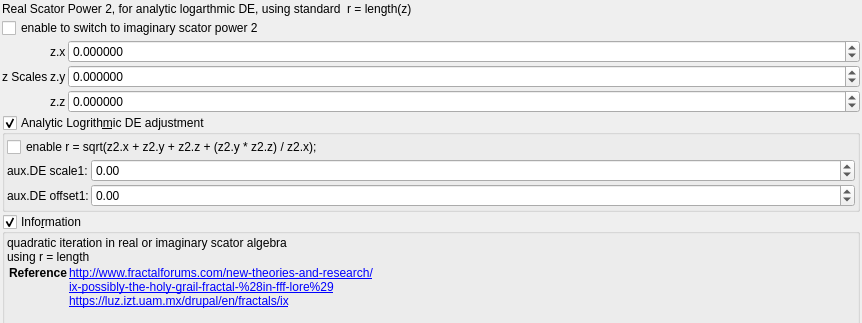
First picture: the form in mandelbulber2/formula/ui/scator_power2_std_r.ui, repository buddhi1980/mandelbulber2, before the edit; both pictures show x 0 to 862 and y 0 to 323 of the 862 by 1189 pixel window.
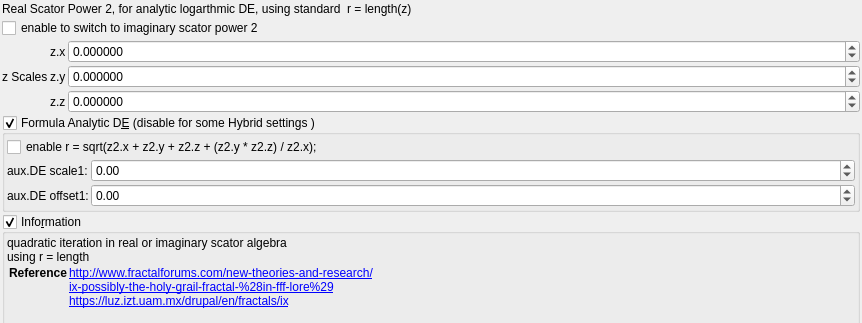
Second picture: the form after the edit. Custom widgets are drawn as their Qt base class.

Commit message: aux.DE testing and add example platonicSolid_menger_hybrid.fract

Diff of the .ui file:
```diff
--- a/mandelbulber2/formula/ui/scator_power2_std_r.ui
+++ b/mandelbulber2/formula/ui/scator_power2_std_r.ui
@@ -168,7 +168,7 @@
       <string/>
      </property>
      <property name="title">
-      <string>Analytic Logrith&amp;mic DE adjustment</string>
+      <string>Formula Analytic D&amp;E (disable for some Hybrid settings )</string>
      </property>
      <property name="checkable">
       <bool>true</bool>
```
Left out of the diff: 2 changed lines with no effect on the pictures. The commit also changes 10 other files.
